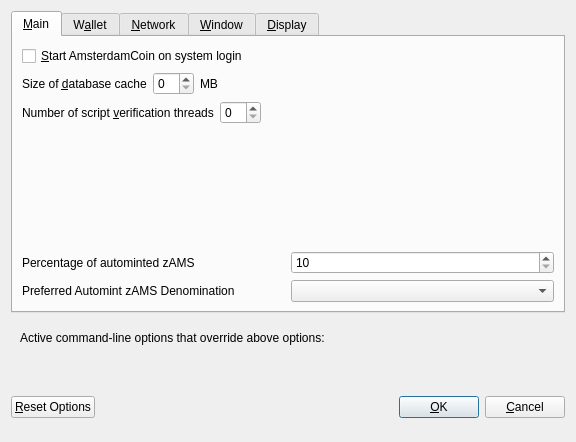
The window that src/qt/forms/optionsdialog.ui (listedlinked/newsvn) describes before a commit, drawn with Qt 5.
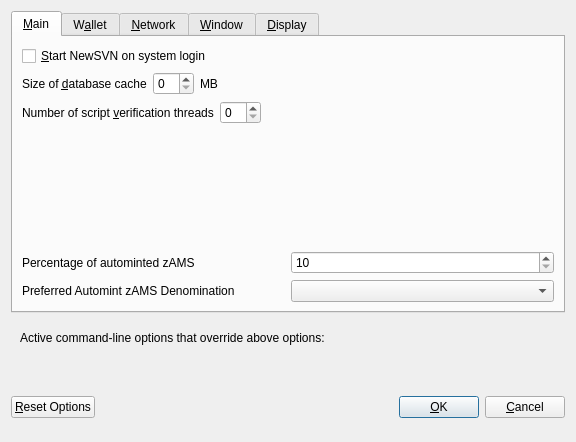
The same window after the commit. Custom widgets are drawn as their Qt base class.

Diff of the .ui file:
```diff
--- a/src/qt/forms/optionsdialog.ui
+++ b/src/qt/forms/optionsdialog.ui
@@ -33,7 +33,7 @@
           <string>Automatically start AmsterdamCoin after logging in to the system.</string>
          </property>
          <property name="text">
-          <string>&amp;Start AmsterdamCoin on system login</string>
+          <string>&amp;Start NewSVN on system login</string>
          </property>
         </widget>
        </item>
```
Left out of the diff: 10 changed lines with no effect on the pictures.
